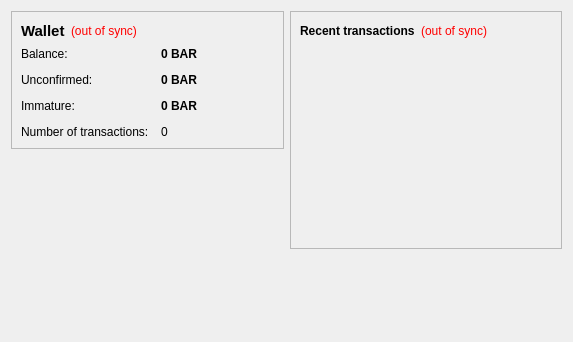
Qt form src/qt/forms/overviewpage.ui (liamd09/shoecoin) before a commit.
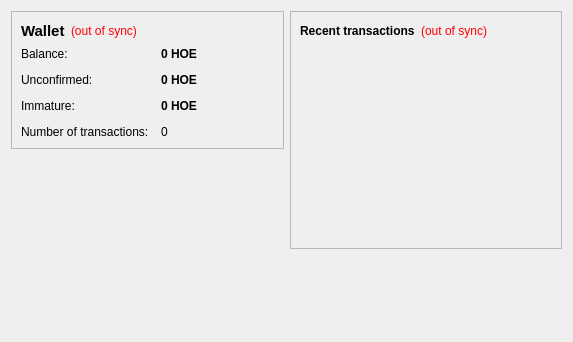
The same form after that commit.

Patch:
```diff
--- a/src/qt/forms/overviewpage.ui
+++ b/src/qt/forms/overviewpage.ui
@@ -105,7 +105,7 @@
              <string>Your current balance</string>
             </property>
             <property name="text">
-             <string notr="true">0 BAR</string>
+             <string notr="true">0 HOE</string>
             </property>
             <property name="textInteractionFlags">
              <set>Qt::LinksAccessibleByMouse|Qt::TextSelectableByKeyboard|Qt::TextSelectableByMouse</set>
@@ -134,7 +134,7 @@
              <string>Total of transactions that have yet to be confirmed, and do not yet count toward the current balance</string>
             </property>
             <property name="text">
-             <string notr="true">0 BAR</string>
+             <string notr="true">0 HOE</string>
             </property>
             <property name="textInteractionFlags">
              <set>Qt::LinksAccessibleByMouse|Qt::TextSelectableByKeyboard|Qt::TextSelectableByMouse</set>
@@ -177,7 +177,7 @@
              <string>Mined balance that has not yet matured</string>
             </property>
             <property name="text">
-             <string notr="true">0 BAR</string>
+             <string notr="true">0 HOE</string>
             </property>
             <property name="textInteractionFlags">
              <set>Qt::LinksAccessibleByMouse|Qt::TextSelectableByKeyboard|Qt::TextSelectableByMouse</set>
```
Left out of the diff: 4 changed lines with no effect on the pictures.
